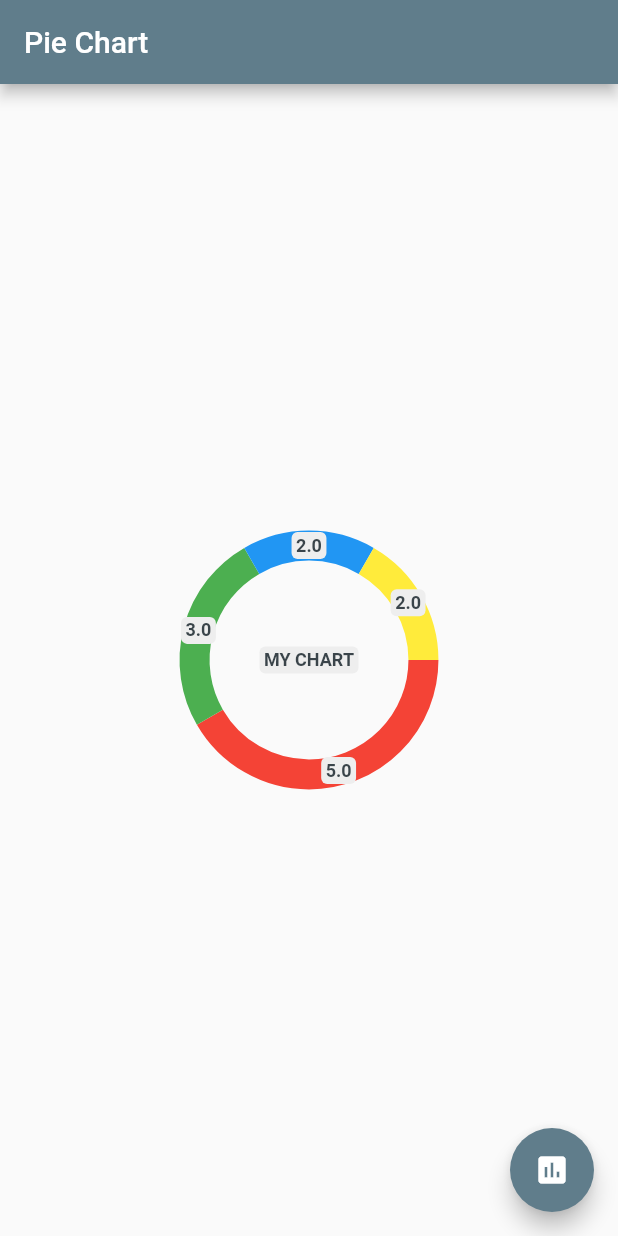
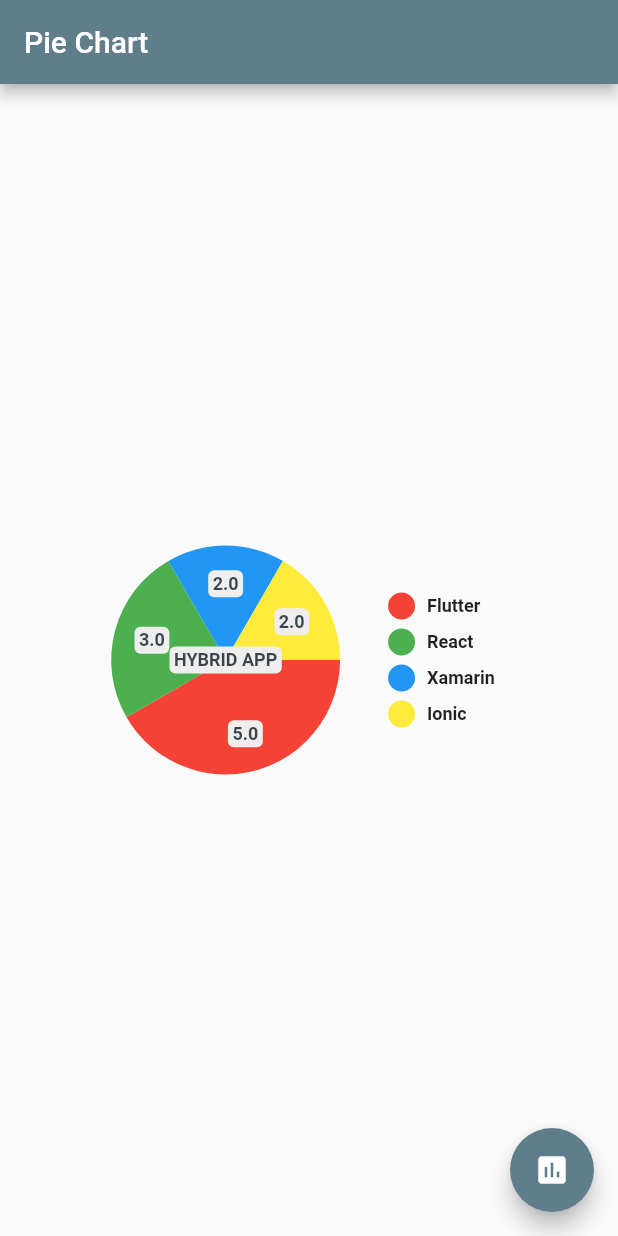
Before and after one commit to apgapg/pie_chart, a Flutter app: the screen it shows after launch, after a tap on the "insert chart" icon, on a phone screen of 412 x 824 dp. Run offline on Flutter 3.47's test engine with Material 2 defaults, Android fonts, the phone set to English and light mode, and no system bars.

Commit message:
Refactor code

```diff
--- a/example/lib/main.dart
+++ b/example/lib/main.dart
@@ -41,22 +41,18 @@ class HomePage extends StatefulWidget {
 
 class _HomePageState extends State<HomePage> {
   bool toggle = false;
-  Map<String, double> dataMap = Map();
+  Map<String, double> dataMap = {
+    "Flutter": 5,
+    "React": 3,
+    "Xamarin": 2,
+    "Ionic": 2,
+  };
   List<Color> colorList = [
     Colors.red,
     Colors.green,
     Colors.blue,
     Colors.yellow,
   ];
-
-  @override
-  void initState() {
-    super.initState();
-    dataMap.putIfAbsent("Flutter", () => 5);
-    dataMap.putIfAbsent("React", () => 3);
-    dataMap.putIfAbsent("Xamarin", () => 2);
-    dataMap.putIfAbsent("Ionic", () => 2);
-  }
 
   @override
   Widget build(BuildContext context) {
@@ -74,19 +70,21 @@ class _HomePageState extends State<HomePage> {
                   chartRadius: MediaQuery.of(context).size.width / 2.7,
                   showChartValuesInPercentage: false,
                   showChartValues: true,
-                  showChartValuesOutside: true,
+                  showChartValuesOutside: false,
                   chartValueBackgroundColor: Colors.grey[200],
                   colorList: colorList,
-                  showLegends: false,
-                  legendPosition: LegendPosition.right,
                   decimalPlaces: 1,
                   showChartValueLabel: true,
                   initialAngle: 0,
                   chartValueStyle: defaultChartValueStyle.copyWith(
                     color: Colors.blueGrey[900].withOpacity(0.9),
                   ),
-                  chartType: ChartType.ring,
-                  centerText: "MY CHART",
+                  chartType: ChartType.disc,
+                  centerText: "HYBRID APP",
+                  legendOptions: LegendOptions(
+                    showLegendsInRow: false,
+                    legendPosition: LegendPosition.right,
+                  ),
                 )
               : Text("Press FAB to show chart"),
         ),
--- a/lib/pie_chart.dart
+++ b/lib/pie_chart.dart
@@ -1,4 +1,5 @@
 library pie_chart;
 
+export 'src/legend_options.dart';
 export 'src/pie_chart.dart';
 export 'src/utils.dart' hide defaultColorList;
--- a/lib/src/legend.dart
+++ b/lib/src/legend.dart
@@ -5,13 +5,13 @@ class Legend extends StatelessWidget {
     @required this.title,
     @required this.color,
     @required this.style,
-    @required this.legendRounded,
+    @required this.legendShape,
   });
 
   final String title;
   final Color color;
   final TextStyle style;
-  final bool legendRounded;
+  final BoxShape legendShape;
 
   @override
   Widget build(BuildContext context) {
@@ -24,7 +24,7 @@ class Legend extends StatelessWidget {
           height: 20.0,
           width: 18.0,
           decoration: BoxDecoration(
-            shape: legendRounded ? BoxShape.circle : BoxShape.rectangle,
+            shape: legendShape,
             color: color,
           ),
         ),
--- /dev/null
+++ b/lib/src/legend_options.dart
@@ -0,0 +1,19 @@
+import 'package:flutter/material.dart';
+import 'package:pie_chart/pie_chart.dart';
+import 'package:pie_chart/src/utils.dart';
+
+class LegendOptions {
+  final bool showLegends;
+  final bool showLegendsInRow;
+  final TextStyle legendTextStyle;
+  final BoxShape legendShape;
+  final LegendPosition legendPosition;
+
+  const LegendOptions({
+    this.showLegends = true,
+    this.showLegendsInRow = false,
+    this.legendTextStyle = defaultLegendStyle,
+    this.legendShape = BoxShape.circle,
+    this.legendPosition = LegendPosition.right,
+  });
+}
--- a/lib/src/pie_chart.dart
+++ b/lib/src/pie_chart.dart
@@ -1,4 +1,5 @@
 import 'package:flutter/material.dart';
+import 'package:pie_chart/pie_chart.dart';
 
 import 'chart_painter.dart';
 import 'legend.dart';
@@ -13,10 +14,8 @@ class PieChart extends StatefulWidget {
     @required this.dataMap,
     this.showChartValueLabel = false,
     this.chartValueStyle = defaultChartValueStyle,
-    this.legendPosition = LegendPosition.right,
     this.chartType = ChartType.disc,
     this.chartValueBackgroundColor = Colors.grey,
-    this.legendStyle = defaultLegendStyle,
     this.chartRadius,
     this.animationDuration,
     this.chartLegendSpacing = 48,
@@ -24,14 +23,12 @@ class PieChart extends StatefulWidget {
     this.showChartValues = true,
     this.showChartValuesOutside = false,
     this.colorList = defaultColorList,
-    this.showLegends = true,
     this.initialAngle = 0.0,
     this.decimalPlaces = 0,
     this.formatChartValues,
     this.centerText,
     this.strokeWidth = 20.0,
-    this.legendRow = true,
-    this.legendRounded = false,
+    this.legendOptions = const LegendOptions(),
     Key key,
   }) : super(key: key);
 
@@ -41,11 +38,6 @@ class PieChart extends StatefulWidget {
   final TextStyle chartValueStyle;
   final bool showChartValueLabel;
   final Color chartValueBackgroundColor;
-
-  //Legend styling
-  final TextStyle legendStyle;
-
-  final LegendPosition legendPosition;
   final ChartType chartType;
 
   final double chartRadius;
@@ -56,13 +48,11 @@ class PieChart extends StatefulWidget {
   final bool showChartValues;
   final bool showChartValuesOutside;
   final List<Color> colorList;
-  final bool showLegends;
   final double initialAngle;
   final Function formatChartValues;
   final String centerText;
   final double strokeWidth;
-  final bool legendRow;
-  final bool legendRounded;
+  final LegendOptions legendOptions;
 
   @override
   _PieChartState createState() => _PieChartState();
@@ -72,7 +62,7 @@ class _PieChartState extends State<PieChart>
     with SingleTickerProviderStateMixin {
   Animation<double> animation;
   AnimationController controller;
-  double _fraction = 0.0;
+  double _animFraction = 0.0;
 
   List<String> legendTitles;
   List<double> legendValues;
@@ -109,30 +99,13 @@ class _PieChartState extends State<PieChart>
     animation = Tween<double>(begin: 0, end: 1).animate(curve)
       ..addListener(() {
         setState(() {
-          _fraction = animation.value;
+          _animFraction = animation.value;
         });
       });
     controller.forward();
   }
 
-  @override
-  void didUpdateWidget(PieChart oldWidget) {
-    //This condition isn't working oldWidget.data is giving same data as
-    //new widget.
-    // print(oldWidget.dataMap);
-    // print(widget.dataMap);
-    //if (oldWidget.dataMap != widget.dataMap) initData();
-    initData();
-    super.didUpdateWidget(oldWidget);
-  }
-
-  @override
-  void dispose() {
-    controller?.dispose();
-    super.dispose();
-  }
-
-  _getChart() {
+  Widget _getChart() {
     return Flexible(
       child: LayoutBuilder(
         builder: (_, c) => Container(
@@ -143,7 +116,7 @@ class _PieChartState extends State<PieChart>
               : null,
           child: CustomPaint(
             painter: PieChartPainter(
-              _fraction,
+              _animFraction,
               widget.showChartValues,
               widget.showChartValuesOutside,
               widget.colorList,
@@ -167,97 +140,39 @@ class _PieChartState extends State<PieChart>
     );
   }
 
-  _getLegend(EdgeInsets legendSpacing) {
-    if (widget.showLegends) {
-      return Flexible(
-        fit: FlexFit.loose,
-        child: Padding(
-            padding: legendSpacing,
-            child: widget.legendRow
-                ? Wrap(
-                    direction: Axis.horizontal,
-                    runSpacing: 8,
-                    crossAxisAlignment: WrapCrossAlignment.start,
-                    children: legendTitles
-                        .map((item) => Legend(
-                              title: item,
-                              color: getColor(
-                                widget.colorList,
-                                legendTitles.indexOf(item),
-                              ),
-                              style: widget.legendStyle,
-                              legendRounded: widget.legendRounded,
-                            ))
-                        .toList(),
-                  )
-                : Wrap(
-                    direction: Axis.vertical,
-                    runSpacing: 8,
-                    crossAxisAlignment: WrapCrossAlignment.start,
-                    children: legendTitles
-                        .map((item) => Legend(
-                              title: item,
-                              color: getColor(
-                                widget.colorList,
-                                legendTitles.indexOf(item),
-                              ),
-                              style: widget.legendStyle,
-                              legendRounded: widget.legendRounded,
-                            ))
-                        .toList(),
-                  )),
-      );
-    } else
-      return SizedBox(
-        height: 0,
-        width: 0,
-      );
-  }
-
-  _getPieChart() {
-    switch (widget.legendPosition) {
+  Widget _getPieChart() {
+    switch (widget.legendOptions.legendPosition) {
       case LegendPosition.top:
-        return widget.legendRow
-            ? Row(
+        return Column(
           mainAxisSize: MainAxisSize.min,
           children: <Widget>[
             _getLegend(
-                    EdgeInsets.only(
-                      bottom: widget.chartLegendSpacing,
-                    ),
-                  ),
-                  _getChart(),
-                ],
-              )
-            : Column(
-                mainAxisSize: MainAxisSize.min,
-                children: <Widget>[
-                  _getLegend(
-                    EdgeInsets.only(
+              padding: EdgeInsets.only(
                 bottom: widget.chartLegendSpacing,
               ),
             ),
             _getChart(),
           ],
         );
+
       case LegendPosition.bottom:
         return Column(
           mainAxisSize: MainAxisSize.min,
           children: <Widget>[
             _getChart(),
             _getLegend(
-              EdgeInsets.only(
+              padding: EdgeInsets.only(
                 top: widget.chartLegendSpacing,
               ),
             ),
           ],
         );
       case LegendPosition.left:
-        return Column(
+        return Row(
           mainAxisSize: MainAxisSize.min,
           children: <Widget>[
             _getLegend(
-              EdgeInsets.only(
+              padding: EdgeInsets.only(
                 right: widget.chartLegendSpacing,
               ),
             ),
@@ -265,18 +180,62 @@ class _PieChartState extends State<PieChart>
           ],
         );
       case LegendPosition.right:
-        return Column(
+        return Row(
           mainAxisSize: MainAxisSize.min,
           children: <Widget>[
             _getChart(),
             _getLegend(
-              EdgeInsets.only(
+              padding: EdgeInsets.only(
+                left: widget.chartLegendSpacing,
+              ),
+            ),
+          ],
+        );
+      default:
+        return Row(
+          mainAxisSize: MainAxisSize.min,
+          children: <Widget>[
+            _getChart(),
+            _getLegend(
+              padding: EdgeInsets.only(
                 left: widget.chartLegendSpacing,
               ),
             ),
           ],
         );
     }
+  }
+
+  _getLegend({EdgeInsets padding}) {
+    if (widget.legendOptions.showLegends) {
+      return Padding(
+        padding: padding,
+        child: Wrap(
+          direction: widget.legendOptions.showLegendsInRow
+              ? Axis.horizontal
+              : Axis.vertical,
+          runSpacing: 8,
+          crossAxisAlignment: WrapCrossAlignment.start,
+          children: legendTitles
+              .map(
+                (item) => Legend(
+                  title: item,
+                  color: getColor(
+                    widget.colorList,
+                    legendTitles.indexOf(item),
+                  ),
+                  style: widget.legendOptions.legendTextStyle,
+                  legendShape: widget.legendOptions.legendShape,
+                ),
+              )
+              .toList(),
+        ),
+      );
+    } else
+      return SizedBox(
+        height: 0,
+        width: 0,
+      );
   }
 
   @override
@@ -287,4 +246,16 @@ class _PieChartState extends State<PieChart>
       child: _getPieChart(),
     );
   }
+
+  @override
+  void didUpdateWidget(PieChart oldWidget) {
+    initData();
+    super.didUpdateWidget(oldWidget);
   }
+
+  @override
+  void dispose() {
+    controller?.dispose();
+    super.dispose();
+  }
+}
```
Also changed, not shown: 1 other file. Lines whose indentation alone changed are shown as unchanged.
